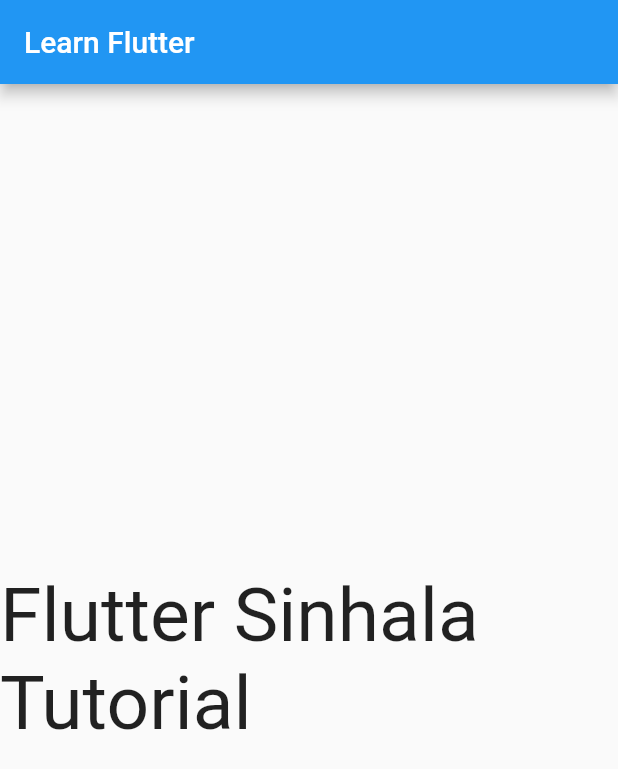
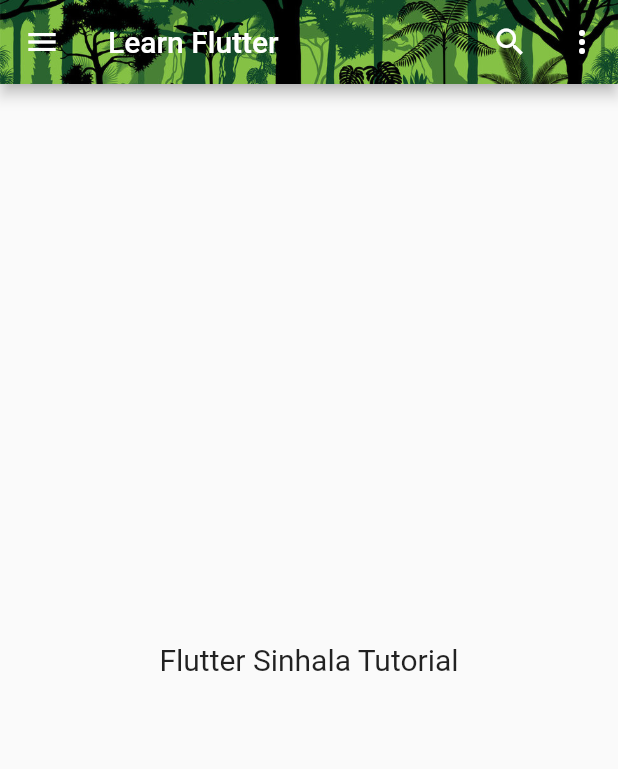
Before and after one commit to TharindaNimnajith/flutter_tutorial, a Flutter app: the screen it shows after launch, on a phone screen of 412 x 824 dp. Shown: the top 769 px of the screen. Run offline on Flutter 3.47's test engine with Material 2 defaults, Android fonts, the phone set to English and light mode, and no system bars; our stand-ins replace device_preview.

```diff
--- a/lib/main.dart
+++ b/lib/main.dart
@@ -1,7 +1,14 @@
+import 'package:device_preview/device_preview.dart';
+import 'package:flutter/foundation.dart';
 import 'package:flutter/material.dart';
 
 void main() {
-  runApp(App());
+  runApp(
+    DevicePreview(
+      enabled: !kReleaseMode,
+      builder: (context) => App(), // Wrap your app
+    ),
+  );
 }
 
 class AppTest extends StatelessWidget {
@@ -17,14 +24,46 @@ class App extends StatelessWidget {
   @override
   Widget build(BuildContext context) {
     return MaterialApp(
-      home: Scaffold(
+      locale: DevicePreview.locale(context),
+      builder: DevicePreview.appBuilder,
+      debugShowCheckedModeBanner: false,
+      title: 'Flutter in Sinhala',
+      theme: ThemeData(primarySwatch: Colors.blue),
+      home: Home(),
+    );
+  }
+}
+
+class Home extends StatelessWidget {
+  @override
+  Widget build(BuildContext context) {
+    return SafeArea(
+      child: Scaffold(
         appBar: AppBar(
-          title: Text("Learn Flutter"),
+          title: Text('Learn Flutter'),
+          leading: IconButton(
+            icon: Icon(Icons.menu),
+            onPressed: () => {},
+          ),
+          actions: <Widget>[
+            IconButton(
+              icon: Icon(Icons.search),
+              onPressed: () => {},
+            ),
+            IconButton(
+              icon: Icon(Icons.more_vert),
+              onPressed: () => {},
+            ),
+          ],
+          flexibleSpace: Image.asset(
+            'assets/appbar.jpg',
+            fit: BoxFit.cover,
+          ),
         ),
         body: Center(
           child: Text(
-            "Flutter Sinhala Tutorial",
-            style: TextStyle(fontSize: 50.0),
+            'Flutter Sinhala Tutorial',
+            style: TextStyle(fontSize: 20.0),
           ),
         ),
       ),
--- a/pubspec.yaml
+++ b/pubspec.yaml
@@ -28,6 +28,7 @@ dependencies:
   # The following adds the Cupertino Icons font to your application.
   # Use with the CupertinoIcons class for iOS style icons.
   cupertino_icons: ^1.0.2
+  device_preview: ^0.7.3
 
 dev_dependencies:
   flutter_test:
@@ -45,9 +46,8 @@ flutter:
   uses-material-design: true
 
   # To add assets to your application, add an assets section, like this:
-  # assets:
-  #   - images/a_dot_burr.jpeg
-  #   - images/a_dot_ham.jpeg
+  assets:
+    - assets/appbar.jpg
 
   # An image asset can refer to one or more resolution-specific "variants", see
   # https://flutter.dev/assets-and-images/#resolution-aware.
```
Also changed, not shown: assets/appbar.jpg (added), pubspec.lock, 1 other file.
